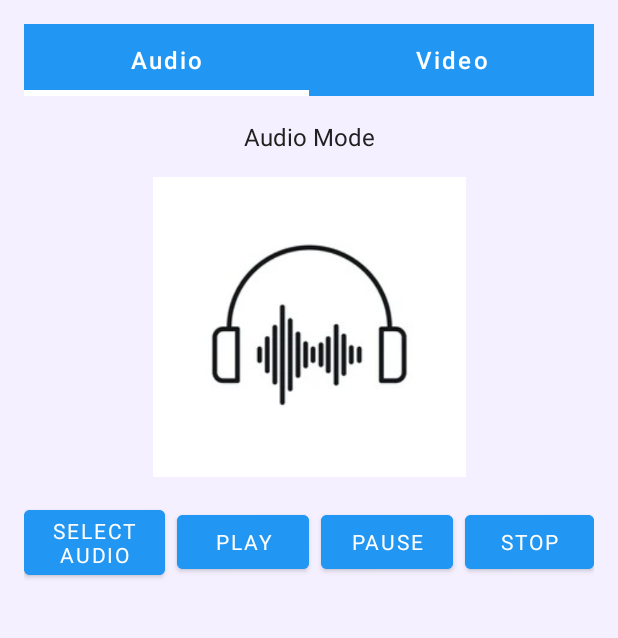
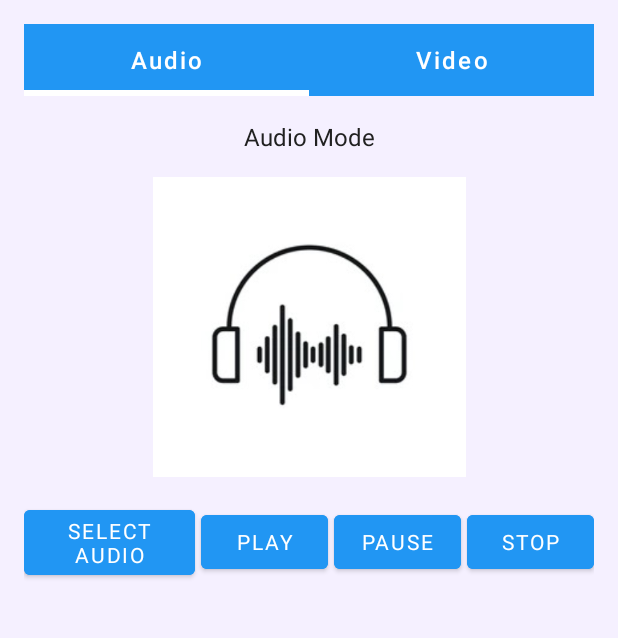
Before and after one commit to avd1729/Media-Player-Andriod, an Android app built with Jetpack Compose: the MediaPlayerActivity screen opened directly, with no data from a screen before it, on a phone screen of 412 x 824 dp, the part 73-711 px from its top. Run offline under Robolectric (Android 15) with nearby library versions, the phone set to English and light mode, and no system bars; Roboto replaces fonts that are not available here.

Commit message:
fix alignment

```diff
--- a/app/src/main/res/layout/activity_main.xml
+++ b/app/src/main/res/layout/activity_main.xml
@@ -5,6 +5,7 @@
     xmlns:tools="http://schemas.android.com/tools"
     android:layout_width="match_parent"
     android:layout_height="match_parent"
+    android:backgroundTint="@color/info"
     tools:context=".MainActivity">
 
     <TextView
--- a/app/src/main/res/layout/activity_media_player.xml
+++ b/app/src/main/res/layout/activity_media_player.xml
@@ -67,39 +67,45 @@
             android:layout_height="wrap_content"
             android:orientation="horizontal"
             android:gravity="center"
-            android:layout_marginTop="16dp">
+            android:layout_marginTop="16dp"
+            android:weightSum="4">
 
             <Button
                 android:id="@+id/btnSelectAudio"
-                android:layout_width="94dp"
+                android:layout_width="29dp"
                 android:layout_height="wrap_content"
-                android:layout_marginEnd="8dp"
+                android:layout_marginEnd="4dp"
+                android:layout_weight="1"
                 android:backgroundTint="@color/info"
                 android:text="Select Audio" />
 
             <Button
                 android:id="@+id/btnPlayAudio"
-                android:layout_width="wrap_content"
+                android:layout_width="0dp"
+                android:layout_weight="1"
                 android:layout_height="wrap_content"
+                android:layout_marginEnd="4dp"
                 android:text="Play"
-                android:backgroundTint="@color/info"
-                android:layout_marginEnd="8dp"/>
+                android:backgroundTint="@color/info"/>
 
             <Button
                 android:id="@+id/btnPauseAudio"
-                android:layout_width="wrap_content"
+                android:layout_width="0dp"
+                android:layout_weight="1"
                 android:layout_height="wrap_content"
+                android:layout_marginEnd="4dp"
                 android:text="Pause"
-                android:backgroundTint="@color/info"
-                android:layout_marginEnd="8dp"/>
+                android:backgroundTint="@color/info"/>
 
             <Button
                 android:id="@+id/btnStopAudio"
-                android:layout_width="wrap_content"
+                android:layout_width="0dp"
+                android:layout_weight="1"
                 android:layout_height="wrap_content"
-                android:backgroundTint="@color/info"
-                android:text="Stop"/>
+                android:text="Stop"
+                android:backgroundTint="@color/info"/>
         </LinearLayout>
+
     </LinearLayout>
 
     <!-- Video Controls -->
```
